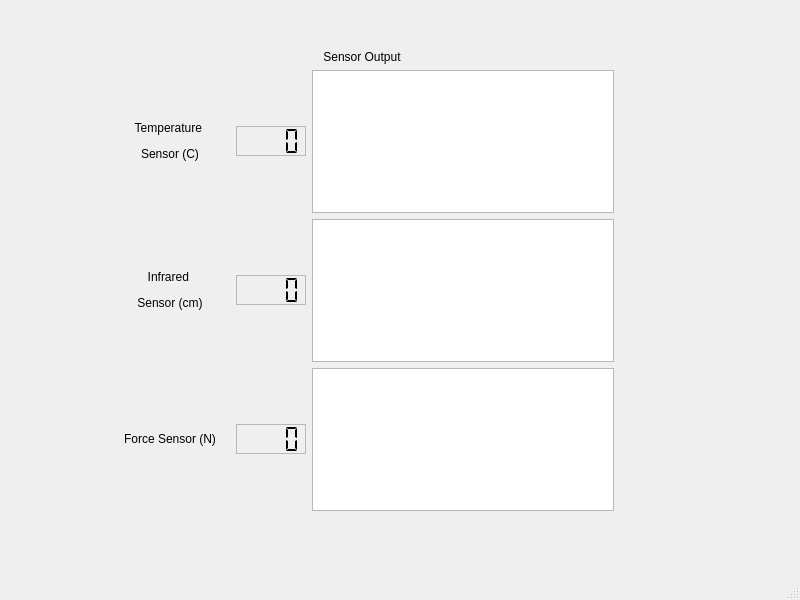
Before: the Qt Designer form mainwindow.ui in MechVamps/sensor_lab, drawn with Qt 5.
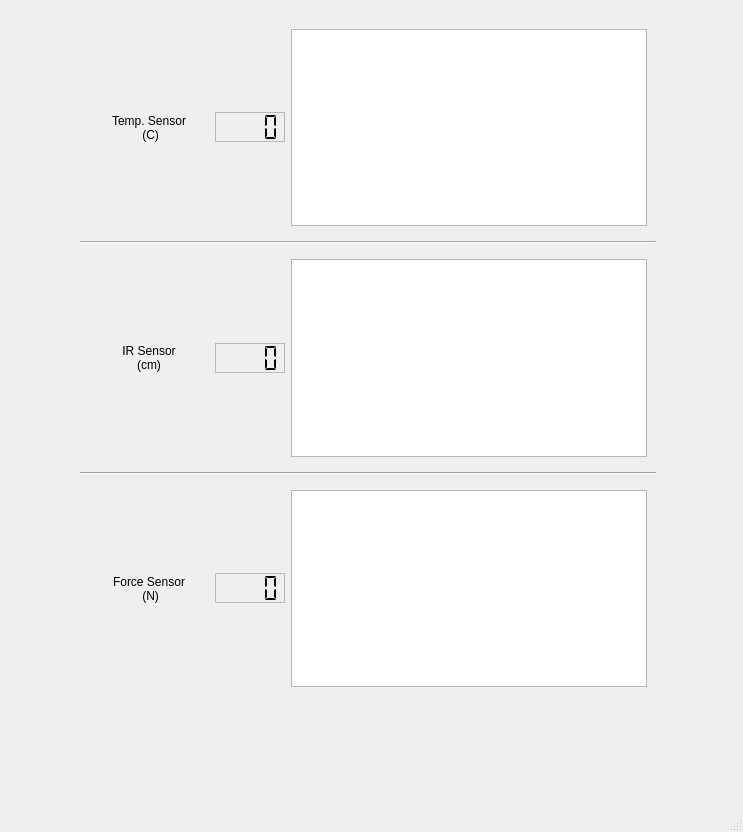
After: the same form once the commit is applied. Custom widgets are drawn as their Qt base class.

Patch:
```diff
--- a/mainwindow.ui
+++ b/mainwindow.ui
@@ -6,38 +6,32 @@
    <rect>
     <x>0</x>
     <y>0</y>
-    <width>800</width>
-    <height>600</height>
+    <width>743</width>
+    <height>832</height>
    </rect>
   </property>
   <property name="windowTitle">
    <string>MainWindow</string>
   </property>
   <widget class="QWidget" name="centralwidget">
-   <widget class="QWidget" name="verticalLayoutWidget">
+   <property name="maximumSize">
+    <size>
+     <width>2000</width>
+     <height>3000</height>
+    </size>
+   </property>
+   <widget class="QWidget" name="sensormotorWidget" native="true">
     <property name="geometry">
      <rect>
-      <x>110</x>
-      <y>50</y>
-      <width>504</width>
-      <height>461</height>
+      <x>80</x>
+      <y>20</y>
+      <width>576</width>
+      <height>676</height>
      </rect>
     </property>
     <layout class="QVBoxLayout" name="verticalLayout">
      <item>
-      <widget class="QLabel" name="label_4">
-       <property name="layoutDirection">
-        <enum>Qt::LeftToRight</enum>
-       </property>
-       <property name="text">
-        <string>Sensor Output</string>
-       </property>
-       <property name="alignment">
-        <set>Qt::AlignCenter</set>
-       </property>
-      </widget>
-     </item>
-     <item>
+      <widget class="QWidget" name="tempWidget" native="true">
       <layout class="QHBoxLayout" name="horizontalLayout_3">
        <item>
         <widget class="QLabel" name="label_3">
@@ -53,14 +47,24 @@
            <height>0</height>
           </size>
          </property>
+          <property name="maximumSize">
+           <size>
+            <width>120</width>
+            <height>16777215</height>
+           </size>
+          </property>
          <property name="layoutDirection">
           <enum>Qt::LeftToRight</enum>
          </property>
          <property name="text">
-          <string>&lt;html&gt;&lt;head/&gt;&lt;body&gt;&lt;p align=&quot;center&quot;&gt;Temperature &lt;/p&gt;&lt;p align=&quot;center&quot;&gt;Sensor (C)&lt;/p&gt;&lt;/body&gt;&lt;/html&gt;</string>
+           <string>Temp. Sensor
+ (C)</string>
          </property>
          <property name="textFormat">
-          <enum>Qt::MarkdownText</enum>
+           <enum>Qt::PlainText</enum>
+          </property>
+          <property name="alignment">
+           <set>Qt::AlignCenter</set>
          </property>
         </widget>
        </item>
@@ -96,14 +100,23 @@
         </widget>
        </item>
        <item>
-        <widget class="PlotWidget" name="graphicsView_3"/>
-       </item>
-      </layout>
+         <widget class="PlotWidget" name="temp_plotView"/>
+        </item>
+       </layout>
+      </widget>
      </item>
      <item>
+      <widget class="Line" name="line">
+       <property name="orientation">
+        <enum>Qt::Horizontal</enum>
+       </property>
+      </widget>
+     </item>
+     <item>
+      <widget class="QWidget" name="irWidget" native="true">
       <layout class="QHBoxLayout" name="horizontalLayout_4">
        <item>
-        <widget class="QLabel" name="label_2">
+         <widget class="QLabel" name="label_4">
          <property name="sizePolicy">
           <sizepolicy hsizetype="Fixed" vsizetype="Preferred">
            <horstretch>0</horstretch>
@@ -116,11 +129,24 @@
            <height>0</height>
           </size>
          </property>
+          <property name="maximumSize">
+           <size>
+            <width>120</width>
+            <height>16777215</height>
+           </size>
+          </property>
+          <property name="layoutDirection">
+           <enum>Qt::LeftToRight</enum>
+          </property>
          <property name="text">
-          <string>&lt;html&gt;&lt;head/&gt;&lt;body&gt;&lt;p align=&quot;center&quot;&gt;Infrared &lt;/p&gt;&lt;p align=&quot;center&quot;&gt;Sensor (cm)&lt;/p&gt;&lt;/body&gt;&lt;/html&gt;</string>
+           <string>IR Sensor
+(cm)</string>
          </property>
          <property name="textFormat">
-          <enum>Qt::MarkdownText</enum>
+           <enum>Qt::PlainText</enum>
+          </property>
+          <property name="alignment">
+           <set>Qt::AlignCenter</set>
          </property>
         </widget>
        </item>
@@ -156,14 +182,23 @@
         </widget>
        </item>
        <item>
-        <widget class="PlotWidget" name="graphicsView_2"/>
-       </item>
-      </layout>
+         <widget class="PlotWidget" name="ir_plotView"/>
+        </item>
+       </layout>
+      </widget>
      </item>
      <item>
-      <layout class="QHBoxLayout" name="horizontalLayout_5">
+      <widget class="Line" name="line_3">
+       <property name="orientation">
+        <enum>Qt::Horizontal</enum>
+       </property>
+      </widget>
+     </item>
        <item>
-        <widget class="QLabel" name="label">
+      <widget class="QWidget" name="forceWidget" native="true">
+       <layout class="QHBoxLayout" name="horizontalLayout_7">
+        <item>
+         <widget class="QLabel" name="label_12">
          <property name="sizePolicy">
           <sizepolicy hsizetype="Fixed" vsizetype="Preferred">
            <horstretch>0</horstretch>
@@ -176,20 +211,24 @@
            <height>0</height>
           </size>
          </property>
-         <property name="sizeIncrement">
+          <property name="maximumSize">
           <size>
-           <width>0</width>
-           <height>0</height>
-          </size>
-         </property>
-         <property name="baseSize">
-          <size>
-           <width>0</width>
-           <height>0</height>
-          </size>
+            <width>120</width>
+            <height>16777215</height>
+           </size>
+          </property>
+          <property name="layoutDirection">
+           <enum>Qt::LeftToRight</enum>
          </property>
          <property name="text">
-          <string>&lt;html&gt;&lt;head/&gt;&lt;body&gt;&lt;p align=&quot;center&quot;&gt;Force Sensor (N)&lt;/p&gt;&lt;/body&gt;&lt;/html&gt;</string>
+           <string>Force Sensor
+ (N)</string>
+          </property>
+          <property name="textFormat">
+           <enum>Qt::PlainText</enum>
+          </property>
+          <property name="alignment">
+           <set>Qt::AlignCenter</set>
          </property>
         </widget>
        </item>
@@ -225,9 +264,10 @@
         </widget>
        </item>
        <item>
-        <widget class="PlotWidget" name="force_PlotView"/>
-       </item>
-      </layout>
+         <widget class="PlotWidget" name="force_plotView"/>
+        </item>
+       </layout>
+      </widget>
      </item>
     </layout>
    </widget>
```
Left out of the diff: 2 changed lines with no effect on the pictures. Lines whose indentation alone changed are shown as unchanged.
